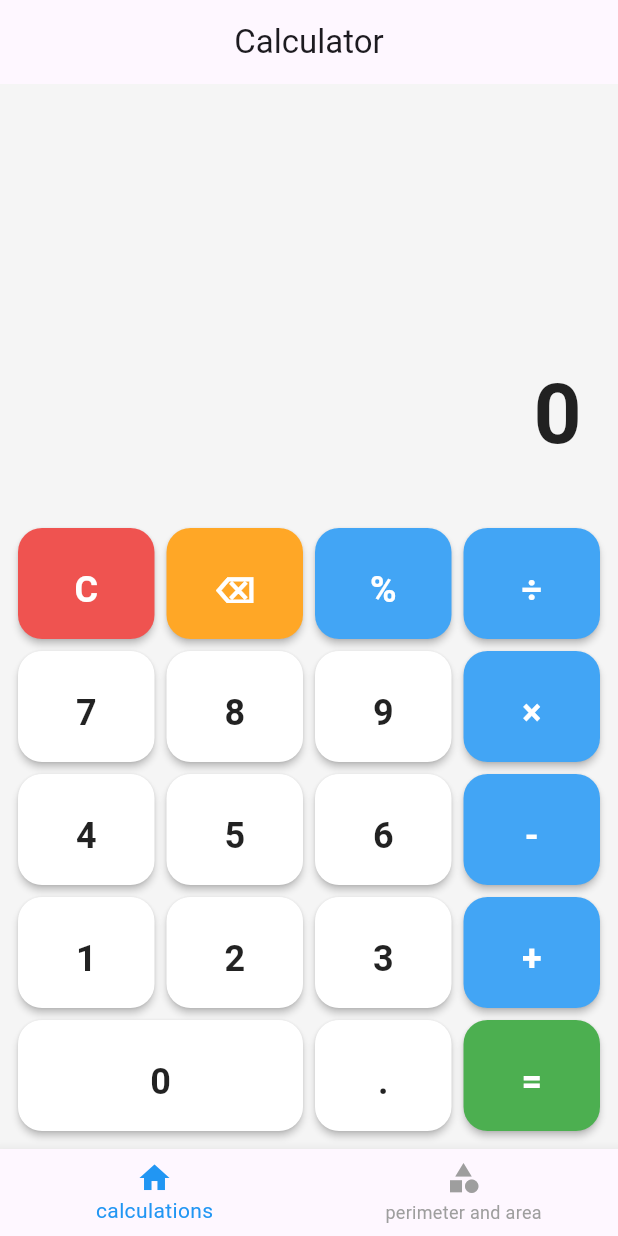
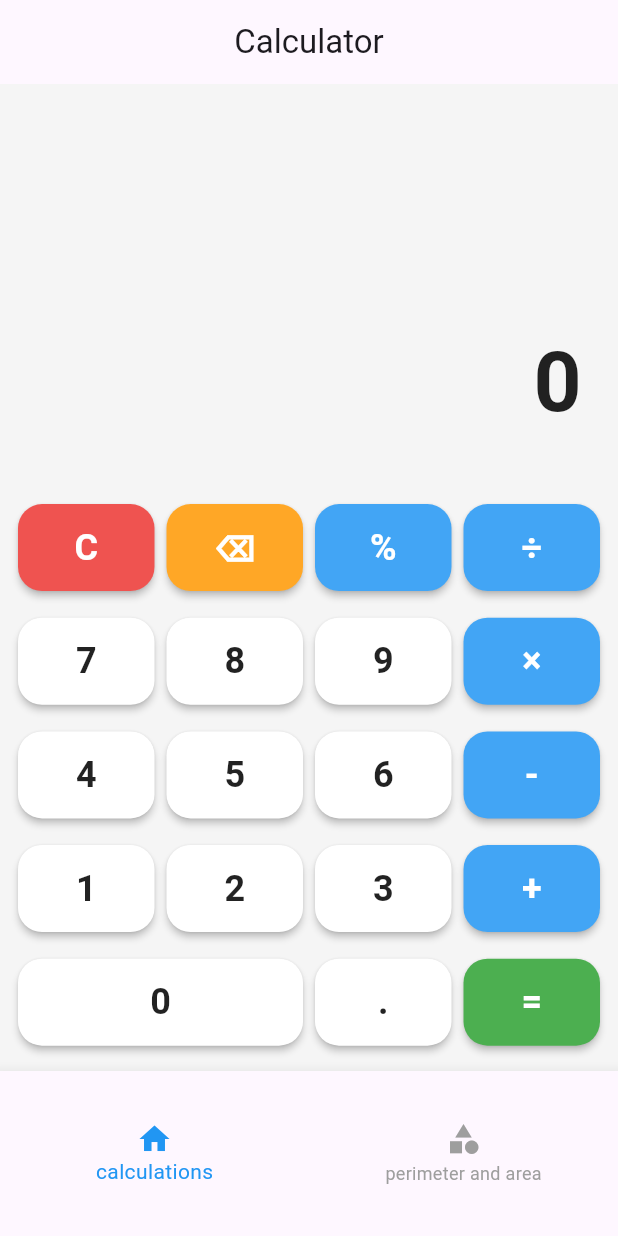
Before and after one commit to Gopuabhayan/measurement_guru, a Flutter app: the screen it shows after launch, on a phone screen of 412 x 824 dp. Run offline on Flutter 3.47's test engine with Material 3 defaults, Android fonts, the light colour scheme and no system bars.

Commit message:
update code

```diff
--- a/flutter_native_splash.yaml
+++ b/flutter_native_splash.yaml
@@ -3,7 +3,7 @@ flutter_native_splash:
   color: "#FFFFFF"
 
   # The image will be centered on the splash screen
-  image: launcher_icon.png
+  image: launcher_icon_white_bg.png
 
   # Branding image at bottom (optional, can remove if not needed)
   # branding: assets/branding.png
@@ -11,7 +11,7 @@ flutter_native_splash:
   # Android 12+ specific settings
   android_12:
     # App icon for Android 12+
-    image: launcher_icon.png
+    image: launcher_icon_white_bg.png
     # Icon background color
     icon_background_color: "#FFFFFF"
     # Branding image
--- a/lib/screen/Calculator/screen_calculator.dart
+++ b/lib/screen/Calculator/screen_calculator.dart
@@ -89,7 +89,7 @@ class _ScreenCalculatorState extends State<ScreenCalculator> {
           style: ElevatedButton.styleFrom(
             backgroundColor: color ?? Colors.white,
             foregroundColor: textColor ?? Colors.black87,
-            padding: const EdgeInsets.all(24),
+            padding: const EdgeInsets.all(12),
             shape: RoundedRectangleBorder(
               borderRadius: BorderRadius.circular(16),
             ),
@@ -124,7 +124,10 @@ class _ScreenCalculatorState extends State<ScreenCalculator> {
                   mainAxisAlignment: MainAxisAlignment.end,
                   crossAxisAlignment: CrossAxisAlignment.end,
                   children: [
-                    Text(
+                    FittedBox(
+                      fit: BoxFit.scaleDown,
+                      alignment: Alignment.centerRight,
+                      child: Text(
                         _expression,
                         style: TextStyle(
                           fontSize: 20,
@@ -132,10 +135,13 @@ class _ScreenCalculatorState extends State<ScreenCalculator> {
                           fontWeight: FontWeight.w400,
                         ),
                         maxLines: 1,
-                      overflow: TextOverflow.ellipsis,
+                      ),
                     ),
                     const SizedBox(height: 8),
-                    Text(
+                    FittedBox(
+                      fit: BoxFit.scaleDown,
+                      alignment: Alignment.centerRight,
+                      child: Text(
                         _display,
                         style: const TextStyle(
                           fontSize: 56,
@@ -143,7 +149,7 @@ class _ScreenCalculatorState extends State<ScreenCalculator> {
                           color: Colors.black87,
                         ),
                         maxLines: 1,
-                      overflow: TextOverflow.ellipsis,
+                      ),
                     ),
                   ],
                 ),
--- a/lib/screen/home/widgets/botton_navigation.dart
+++ b/lib/screen/home/widgets/botton_navigation.dart
@@ -9,7 +9,10 @@ class BottomNavigation extends StatelessWidget {
     return ValueListenableBuilder(
       valueListenable: ScreenHome.selectedIndexNotifier,
       builder: (BuildContext ctx, int updatedIndex, Widget? _){
-        return BottomNavigationBar(
+        return SizedBox(
+          height: 110,
+          child: BottomNavigationBar(
+
             selectedItemColor: Colors.blue,
             unselectedItemColor: Colors.grey,
             currentIndex: updatedIndex,
@@ -26,6 +29,7 @@ class BottomNavigation extends StatelessWidget {
                 label: 'perimeter and area'
               ),
             ],
+          ),
         );
       }
     );
```
Also changed, not shown: 18 other files. Lines whose indentation alone changed are shown as unchanged.
